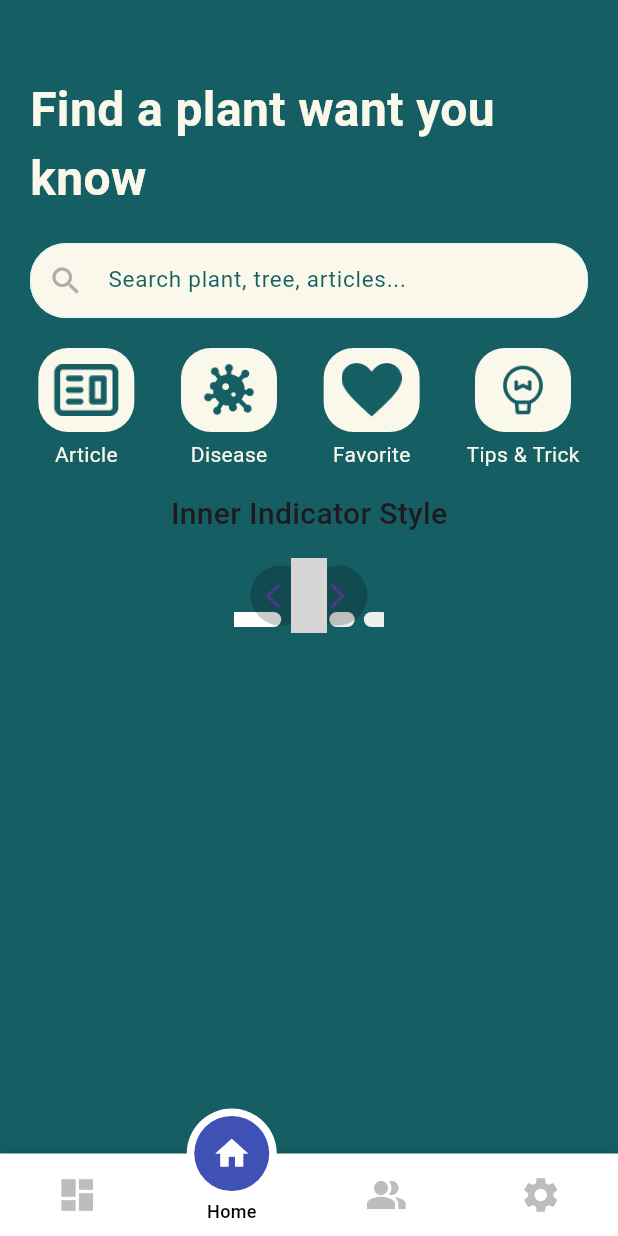
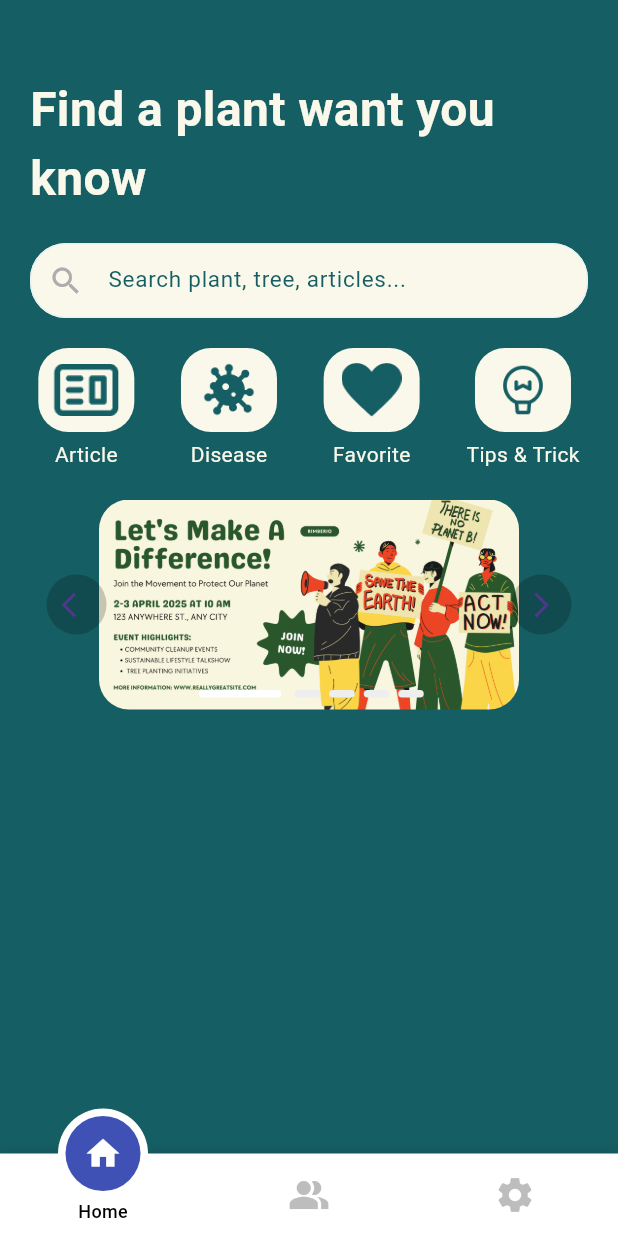
Before and after one commit to Billyode03/flutter_LaOdeNaubillHudaAshara_Mini_Project, a Flutter app: the screen it shows after launch, on a phone screen of 412 x 824 dp. Run offline on Flutter 3.47's test engine with Material 3 defaults, Android fonts, the phone set to English and light mode, and no system bars; drawn by our look-alikes of carousel_slider; our stand-ins replace animated_splash_screen, another_flutter_splash_screen, google_fonts, lottie, motion_tab_bar, smooth_page_indicator; grey boxes are pictures that could not be loaded.

Commit message:
Setting Carousel

```diff
--- a/My_Mini_Project/green_garden_app/lib/Pages/home/home_page.dart
+++ b/My_Mini_Project/green_garden_app/lib/Pages/home/home_page.dart
@@ -80,7 +80,7 @@ class _HomePageState extends State<HomePage>
                 height: 20,
               ),
               PlantListMenuHome(),
-              _innerBannerSlider(200, 100),
+              _innerBannerSlider(400, width),
             ],
           ),
         ),
@@ -93,13 +93,8 @@ class _HomePageState extends State<HomePage>
     return MotionTabBar(
       controller: _motionTabBarController,
       initialSelectedTab: "Home",
-      labels: const ["Dashboard", "Home", "Profile", "Settings"],
-      icons: const [
-        Icons.dashboard,
-        Icons.home,
-        Icons.people_alt,
-        Icons.settings
-      ],
+      labels: const ["Home", "Profile", "Settings"],
+      icons: const [Icons.home, Icons.people_alt, Icons.settings],
       tabSize: 50,
       tabBarHeight: 55,
       textStyle: const TextStyle(
@@ -125,16 +120,13 @@ class _HomePageState extends State<HomePage>
     return Column(
       children: [
         /// Slider Style
-        const Padding(
-          padding: EdgeInsets.all(15),
-          child: Text(
-            "Inner Indicator Style",
-            style: TextStyle(fontSize: 20, fontWeight: FontWeight.w500),
-          ),
+        SizedBox(
+          height: 20,
         ),
-
-        SizedBox(
-          height: height * .25,
+        Container(
+          decoration: BoxDecoration(
+              borderRadius: BorderRadius.all(Radius.circular(30))),
+          height: height * .35,
           width: width,
           child: Stack(
             alignment: Alignment.center,
@@ -187,7 +179,7 @@ class _HomePageState extends State<HomePage>
                         },
                         child: AnimatedContainer(
                           width: isSelected ? 55 : 17,
-                          height: 10,
+                          height: 5,
                           margin: EdgeInsets.symmetric(
                               horizontal: isSelected ? 6 : 3),
                           decoration: BoxDecoration(
--- a/My_Mini_Project/green_garden_app/lib/Pages/home/widget/carousel/imageCarousel.dart
+++ b/My_Mini_Project/green_garden_app/lib/Pages/home/widget/carousel/imageCarousel.dart
@@ -1,9 +1,9 @@
 class ImageCarouselData {
   static final List<String> innerStyleImages = [
     'assets/carousel/actPlant.png',
-    'assets/carousel/environment.png',
+    'assets/carousel/environment.jpg',
     'assets/carousel/environment2.png',
     'assets/carousel/happyEarthDay.png',
-    'assets/carousel/planting.png',
+    'assets/carousel/planting.jpg',
   ];
 }
--- a/My_Mini_Project/green_garden_app/lib/Pages/home/widget/carousel/image_viewer.dart
+++ b/My_Mini_Project/green_garden_app/lib/Pages/home/widget/carousel/image_viewer.dart
@@ -8,7 +8,9 @@ class CustomImageViewer {
       required String assetPath,
       BoxFit? fit,
       double? radius}) {
-    return Image.asset(
+    return ClipRRect(
+      borderRadius: BorderRadius.all(Radius.circular(radius ?? 20)),
+      child: Image.asset(
         assetPath,
         fit: fit ?? BoxFit.cover,
         frameBuilder: (context, child, frame, wasSynchronouslyLoaded) {
@@ -17,12 +19,13 @@ class CustomImageViewer {
           }
           return AnimatedOpacity(
             opacity: frame == null ? 0 : 1,
-          duration: const Duration(milliseconds: 300),
+            duration: const Duration(milliseconds: 20),
             child: child,
           );
         },
         errorBuilder: (context, error, stackTrace) =>
             const Icon(Icons.error_outline),
+      ),
     );
   }
 }
--- a/My_Mini_Project/green_garden_app/pubspec.yaml
+++ b/My_Mini_Project/green_garden_app/pubspec.yaml
@@ -62,6 +62,11 @@ flutter:
     - assets/icons/disease.png
     - assets/icons/idea.png
     - assets/icons/love.png
+    - assets/carousel/actPlant.png
+    - assets/carousel/environment.jpg
+    - assets/carousel/environment2.png
+    - assets/carousel/happyEarthDay.png
+    - assets/carousel/planting.jpg
     - assets/plant1.png
     - assets/plant2.png
     - assets/plant3.png
```
Lines whose indentation alone changed are shown as unchanged.
